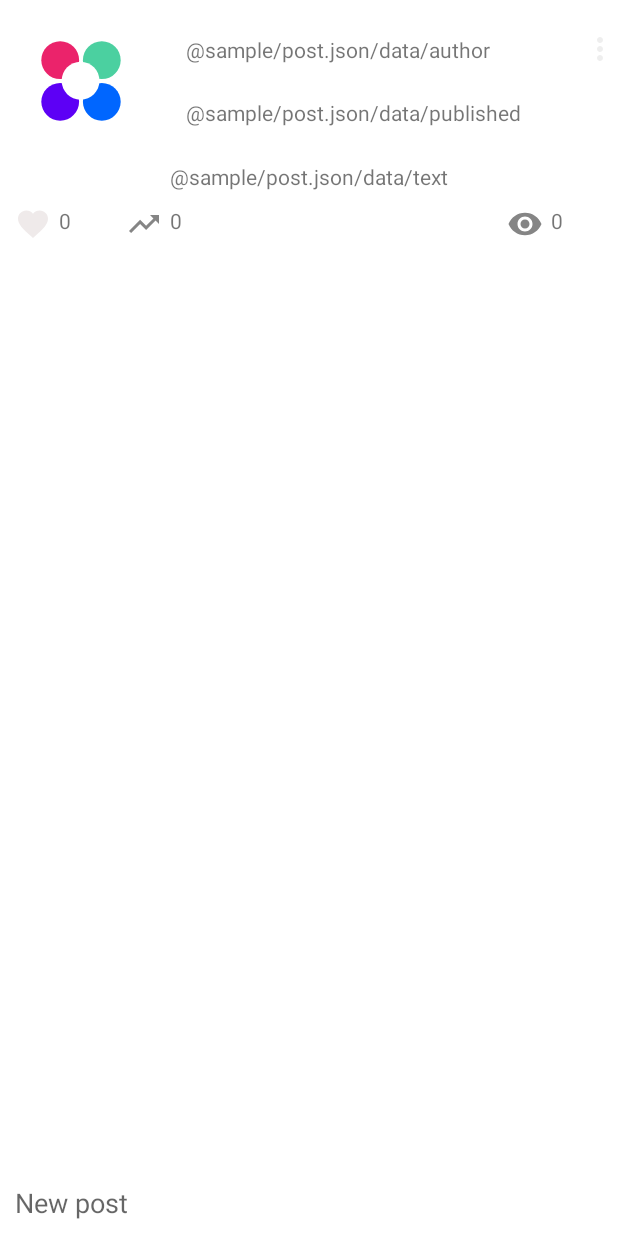
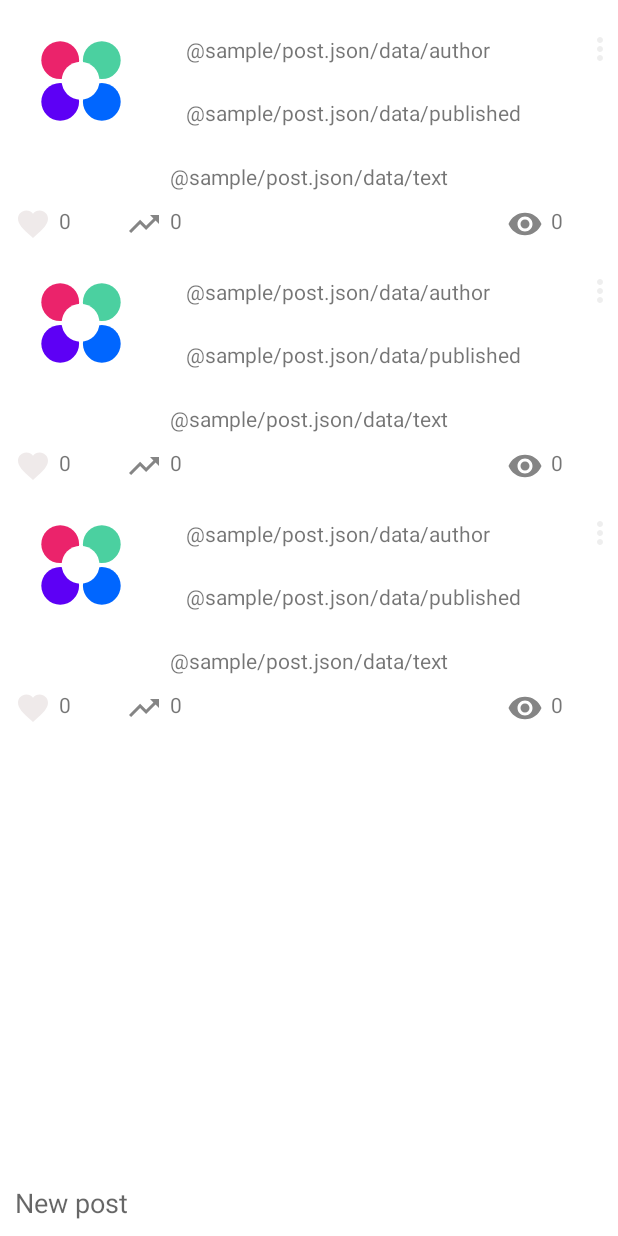
Before and after one commit to leshukav/KtAndTask1, an Android app: the layout activity_main.xml on its own in the app's theme, with its tools: preview values and no code run, on a phone screen of 412 x 824 dp. Run offline under Robolectric (Android 15) with nearby library versions, the phone set to English and light mode, and no system bars.

Commit message:
added task7 mod

```diff
--- a/app/build.gradle
+++ b/app/build.gradle
@@ -46,6 +46,7 @@ dependencies {
     implementation "androidx.arch.core:core-testing:2.1.0"
     implementation "androidx.activity:activity-ktx:1.5.1"
     implementation "androidx.recyclerview:recyclerview:1.2.1"
+    implementation "com.google.android.material:material:1.6.1"
 
     testImplementation 'junit:junit:4.13.2'
     androidTestImplementation 'androidx.test.ext:junit:1.1.3'
--- a/app/src/main/java/ru/netology/mynmedia/viewmodel/PostViewModel.kt
+++ b/app/src/main/java/ru/netology/mynmedia/viewmodel/PostViewModel.kt
@@ -31,6 +31,10 @@ class PostViewModel : ViewModel() {
         edited.value = post
     }
 
+    fun cancelEdit() {
+        edited.value = empty
+    }
+
     fun save() {
         edited.value?.let {
             repository.save(it)
--- a/app/src/main/res/layout/card_post.xml
+++ b/app/src/main/res/layout/card_post.xml
@@ -3,7 +3,7 @@
     xmlns:app="http://schemas.android.com/apk/res-auto"
     xmlns:tools="http://schemas.android.com/tools"
     android:layout_width="match_parent"
-    android:layout_height="match_parent">
+    android:layout_height="wrap_content">
 
 
 
```
Also changed, not shown: app/src/main/java/ru/netology/mynmedia/activity/MainActivity.kt (+4 -3 lines).
